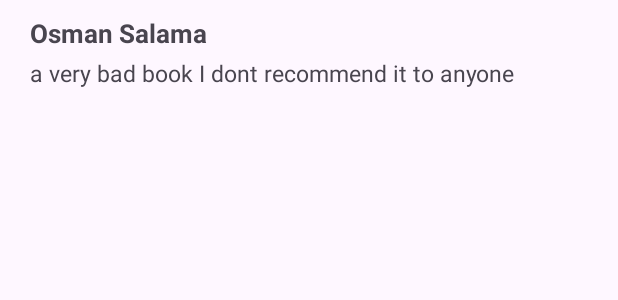
After one commit to OsmanSalama/libraro, an Android app: the layout review_item.xml on its own in the app's theme, with its tools: preview values and no code run, on a phone screen of 412 x 824 dp. The commit adds this screen. Shown: the top 300 px of the screen. Run offline under Robolectric (Android 15) with nearby library versions, the phone set to English and light mode, and no system bars; Roboto replaces fonts that are not available here.

Commit message:
started developing the process of adding reviews

```diff
--- a/app/src/main/java/com/example/libraro/fragments/HomeFragment.kt
+++ b/app/src/main/java/com/example/libraro/fragments/HomeFragment.kt
@@ -87,7 +87,6 @@ class HomeFragment : Fragment(){
             recyclerView.layoutManager = GridLayoutManager(requireContext(), 6)
         }
 
-
         bookAdapter = BooksAdapter(bookList)
 
         bookAdapter.onBookClick = {
--- /dev/null
+++ b/app/src/main/res/layout/review_item.xml
@@ -0,0 +1,37 @@
+<androidx.constraintlayout.widget.ConstraintLayout xmlns:android="http://schemas.android.com/apk/res/android"
+    xmlns:app="http://schemas.android.com/apk/res-auto"
+    xmlns:tools="http://schemas.android.com/tools"
+    android:layout_width="match_parent"
+    android:layout_height="wrap_content"
+    android:layout_marginBottom="25dp"
+    android:padding="10dp">
+
+    <TextView
+        android:id="@+id/userName"
+        android:layout_width="match_parent"
+        android:layout_height="match_parent"
+        android:layout_marginStart="10dp"
+        android:layout_marginEnd="9dp"
+        android:text="@string/name_sample"
+        android:textSize="17sp"
+        android:textStyle="bold"
+        app:layout_constraintEnd_toEndOf="parent"
+        app:layout_constraintStart_toStartOf="parent"
+        app:layout_constraintTop_toTopOf="parent" />
+
+    <TextView
+        android:id="@+id/reviewText"
+        android:layout_width="match_parent"
+        android:layout_height="wrap_content"
+        android:layout_marginStart="10dp"
+        android:layout_marginTop="4dp"
+        android:layout_marginEnd="9dp"
+        android:text="@string/review_sample"
+        android:textSize="15sp"
+        app:layout_constraintEnd_toEndOf="parent"
+        app:layout_constraintHorizontal_bias="0.0"
+        app:layout_constraintStart_toStartOf="parent"
+        android:layout_marginBottom="20sp"
+        app:layout_constraintTop_toBottomOf="@id/userName" />
+
+</androidx.constraintlayout.widget.ConstraintLayout>
--- a/app/src/main/res/values/strings.xml
+++ b/app/src/main/res/values/strings.xml
@@ -81,4 +81,7 @@
     <string name="crime_and_thriller">Crime and Thriller</string>
     <string name="all_categories">All Categories</string>
     <string name="hala_hala">Hala Hala</string>
+    <string name="name_sample">Osman Salama</string>
+    <string name="review_sample">a very bad book I dont recommend it to anyone</string>
+    <string name="review_hint">write a review</string>
 </resources>
```
Also changed, not shown: app/src/main/res/layout/activity_book_details.xml (+64 -18 lines).
